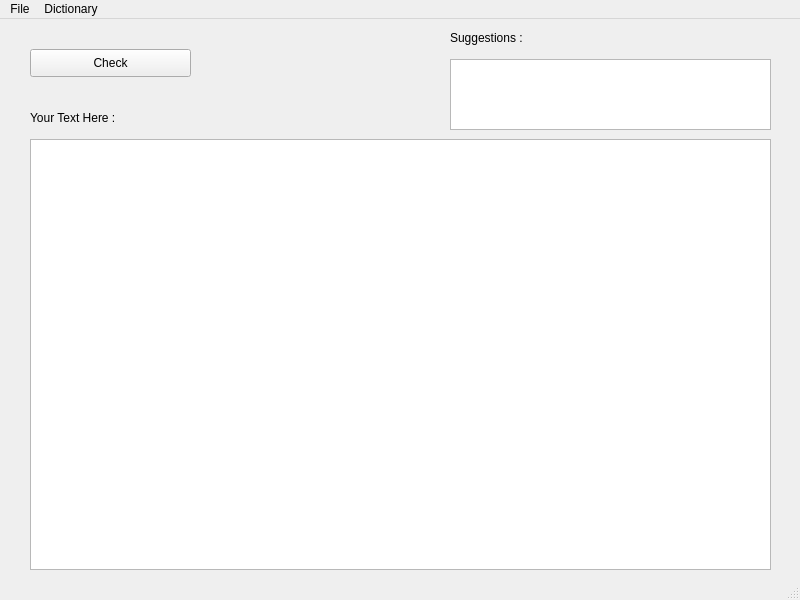
First picture: the form in mainwindow.ui, repository mohammadKhalifa/C-Spell, before the edit.
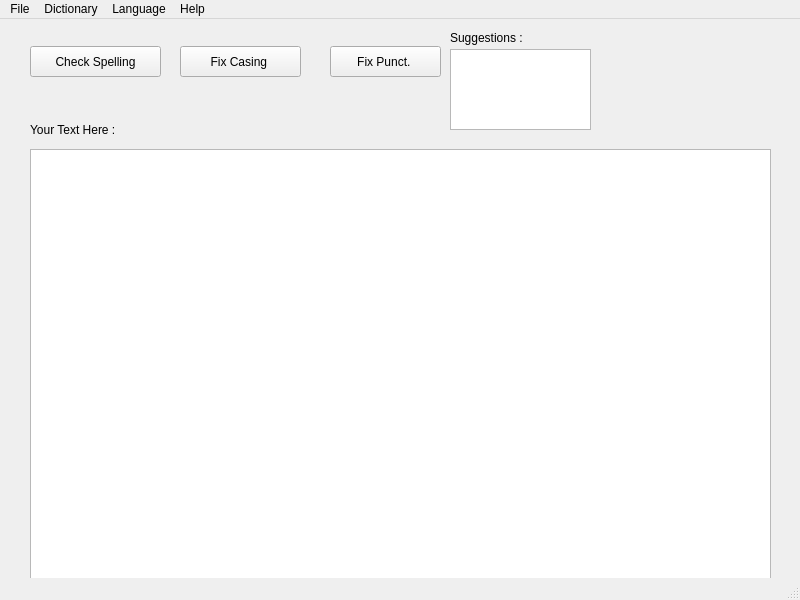
Second picture: the form after the edit.

Commit message: added spelling check and suggestion functionality

Patch:
```diff
--- a/mainwindow.ui
+++ b/mainwindow.ui
@@ -18,35 +18,12 @@
     <property name="geometry">
      <rect>
       <x>30</x>
-      <y>120</y>
+      <y>130</y>
       <width>741</width>
       <height>431</height>
      </rect>
     </property>
    </widget>
-   <widget class="QPushButton" name="pushButton">
-    <property name="geometry">
-     <rect>
-      <x>30</x>
-      <y>30</y>
-      <width>161</width>
-      <height>28</height>
-     </rect>
-    </property>
-    <property name="text">
-     <string>Check</string>
-    </property>
-   </widget>
-   <widget class="QTableView" name="tableView">
-    <property name="geometry">
-     <rect>
-      <x>450</x>
-      <y>40</y>
-      <width>321</width>
-      <height>71</height>
-     </rect>
-    </property>
-   </widget>
    <widget class="QLabel" name="label">
     <property name="geometry">
      <rect>
@@ -64,15 +41,64 @@
     <property name="geometry">
      <rect>
       <x>30</x>
-      <y>90</y>
+      <y>100</y>
       <width>121</width>
-      <height>18</height>
+      <height>21</height>
      </rect>
     </property>
     <property name="text">
      <string>Your Text Here :</string>
     </property>
    </widget>
+   <widget class="QPushButton" name="caseButton">
+    <property name="geometry">
+     <rect>
+      <x>180</x>
+      <y>27</y>
+      <width>121</width>
+      <height>31</height>
+     </rect>
+    </property>
+    <property name="text">
+     <string>Fix Casing </string>
+    </property>
+   </widget>
+   <widget class="QPushButton" name="PunctButton">
+    <property name="geometry">
+     <rect>
+      <x>330</x>
+      <y>27</y>
+      <width>111</width>
+      <height>31</height>
+     </rect>
+    </property>
+    <property name="text">
+     <string>Fix Punct. </string>
+    </property>
+   </widget>
+   <widget class="QPushButton" name="checkButton">
+    <property name="geometry">
+     <rect>
+      <x>30</x>
+      <y>27</y>
+      <width>131</width>
+      <height>31</height>
+     </rect>
+    </property>
+    <property name="text">
+     <string>Check Spelling</string>
+    </property>
+   </widget>
+   <widget class="QListWidget" name="listWidget">
+    <property name="geometry">
+     <rect>
+      <x>450</x>
+      <y>30</y>
+      <width>141</width>
+      <height>81</height>
+     </rect>
+    </property>
+   </widget>
   </widget>
   <widget class="QMenuBar" name="menubar">
    <property name="geometry">
@@ -97,8 +123,23 @@
     <addaction name="actionAdd_New_Word"/>
     <addaction name="actionReset"/>
    </widget>
+   <widget class="QMenu" name="menuHelp">
+    <property name="title">
+     <string>Help</string>
+    </property>
+    <addaction name="actionHow_To_Use"/>
+    <addaction name="actionAbout"/>
+   </widget>
+   <widget class="QMenu" name="menuLanguage">
+    <property name="title">
+     <string>Language</string>
+    </property>
+    <addaction name="actionChoose_Language"/>
+   </widget>
    <addaction name="menuFile"/>
    <addaction name="menuDictionary"/>
+   <addaction name="menuLanguage"/>
+   <addaction name="menuHelp"/>
   </widget>
   <widget class="QStatusBar" name="statusbar"/>
   <action name="actionOpen">
```
Left out of the diff: 15 changed lines with no effect on the pictures. The commit also changes 6 other files.
